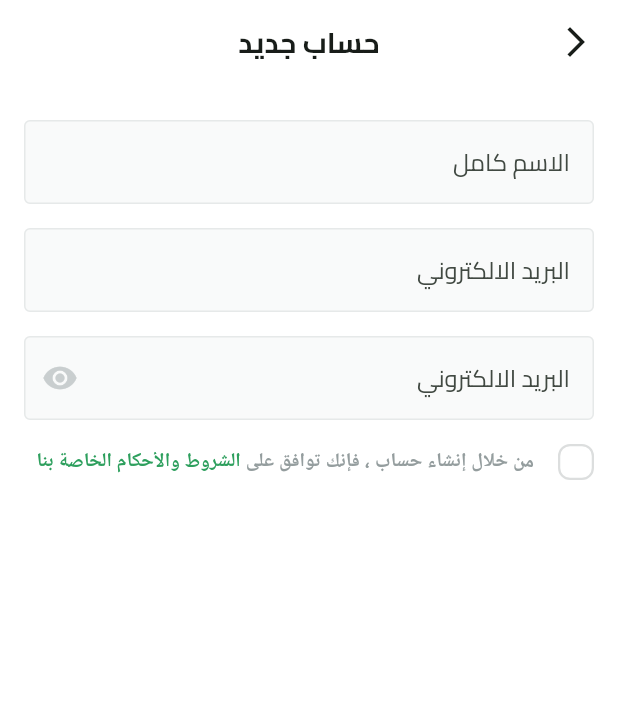
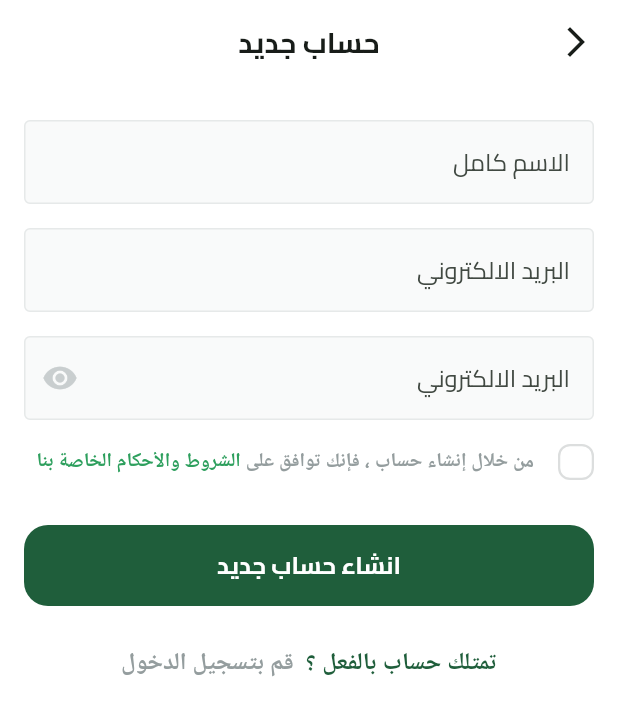
Before and after one commit to abo3amer69/Fruits-app, a Flutter app: the SignupView screen opened by its route, on a phone screen of 412 x 824 dp. Shown: the top 716 px of the screen. Run offline on Flutter 3.47's test engine with Material 3 defaults, Android fonts, the phone set to English and light mode, and no system bars; our stand-ins replace dots_indicator, shared_preferences; missing offline and left inert: svg_flutter; accounts and stored records are empty.

Commit message:
signup ui done

```diff
--- /dev/null
+++ b/lib/features/auth/presentation/views/widgets/have_an_account.dart
@@ -0,0 +1,39 @@
+import 'package:flutter/gestures.dart';
+import 'package:flutter/material.dart';
+import 'package:fruits_apps/core/utils/app_colors.dart';
+import 'package:fruits_apps/core/utils/app_text_styles.dart';
+import 'package:fruits_apps/features/auth/presentation/views/signup_view.dart';
+
+class HaveAnAccountWidget extends StatelessWidget {
+  const HaveAnAccountWidget({super.key});
+
+  @override
+  Widget build(BuildContext context) {
+    return Text.rich(
+      TextSpan(
+        children: [
+          TextSpan(
+
+            text: 'تمتلك حساب بالفعل ؟',
+            style: TextStyles.semiBold16.copyWith(
+              color: AppColors.primaryColor,
+            ),
+          ),
+          TextSpan(
+            text: '  ',
+            style: TextStyles.semiBold16.copyWith(color: Color(0xff616A6B)),
+          ),
+          TextSpan(
+            recognizer: TapGestureRecognizer()
+              ..onTap = () {
+                Navigator.pop(context);
+              },
+            text: 'قم بتسجيل الدخول ',
+            style: TextStyles.semiBold16.copyWith(color: Color(0xff949D9E)),
+          ),
+        ],
+      ),
+      textAlign: TextAlign.center,
+    );
+  }
+}
--- a/lib/features/auth/presentation/views/widgets/signup_view_body.dart
+++ b/lib/features/auth/presentation/views/widgets/signup_view_body.dart
@@ -1,6 +1,8 @@
 import 'package:flutter/material.dart';
 import 'package:fruits_apps/constants.dart';
+import 'package:fruits_apps/core/widgets/custom_button.dart';
 import 'package:fruits_apps/core/widgets/custom_text_form_field.dart';
+import 'package:fruits_apps/features/auth/presentation/views/widgets/have_an_account.dart';
 import 'package:fruits_apps/features/auth/presentation/views/widgets/terms_and_condition.dart';
 
 class SignupViewBody extends StatelessWidget {
@@ -33,6 +35,10 @@ class SignupViewBody extends StatelessWidget {
               ),
               SizedBox(height: 16),
               TermsAndCondition(),
+              SizedBox(height: 30,),
+              CustomButton(onPressed: (){}, text: 'انشاء حساب جديد'),
+              SizedBox(height: 26,),
+              HaveAnAccountWidget(),
            ],
         ),
       ),
```
